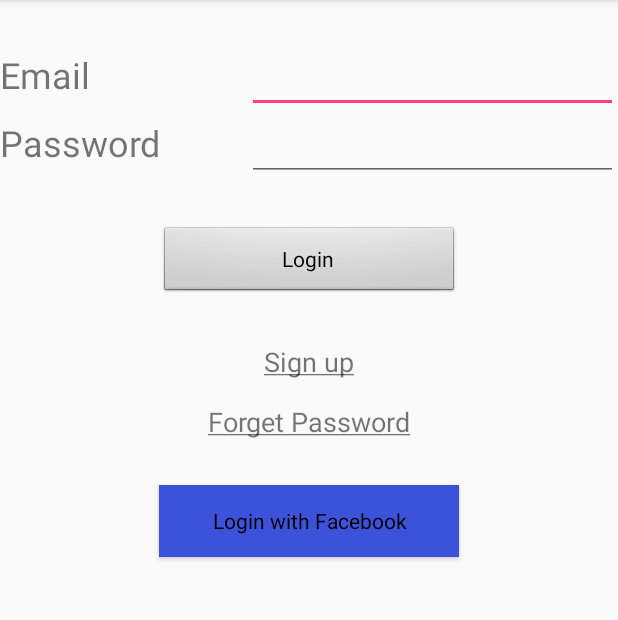
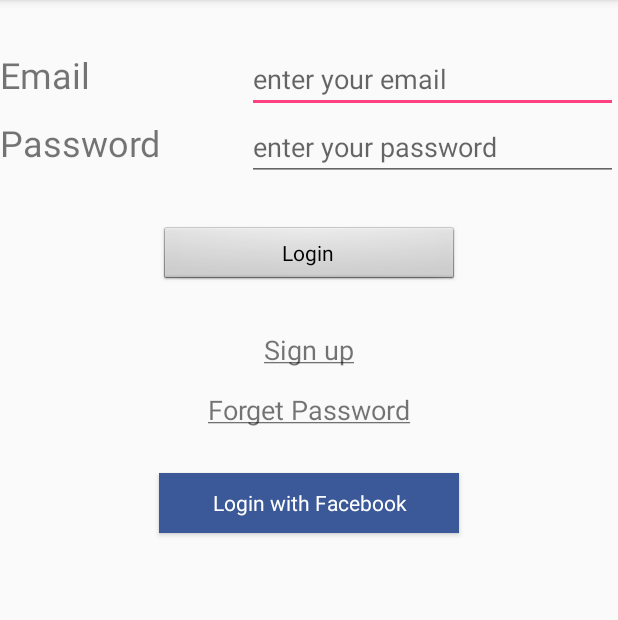
Before and after one commit to demifiendfumi/GooLooV2, an Android app: the screen it shows after launch (MainActivity), on a phone screen of 412 x 824 dp, the part 84-704 px from its top. Run offline under Robolectric (Android 15) with nearby library versions, the phone set to English and light mode, and no system bars.

Commit message:
changed layout of login and completed layout for homepage

```diff
--- a/app/src/main/res/layout/activity_main.xml
+++ b/app/src/main/res/layout/activity_main.xml
@@ -35,6 +35,7 @@
             android:layout_height="wrap_content"
             android:layout_weight="1.5"
             android:ems="10"
+            android:hint="enter your email"
             android:inputType="textPersonName"
             android:textColor="@android:color/darker_gray" />
 
@@ -63,6 +64,7 @@
             android:layout_height="wrap_content"
             android:layout_weight="1.5"
             android:ems="10"
+            android:hint="enter your password"
             android:inputType="textPassword" />
 
     </LinearLayout>
@@ -74,7 +76,7 @@
         android:id="@+id/btnLogin"
         style="@android:style/Widget.Button"
         android:layout_width="200dp"
-        android:layout_height="wrap_content"
+        android:layout_height="40dp"
         android:layout_weight="0"
         android:gravity="center"
         android:text="Login" />
@@ -112,10 +114,11 @@
         android:id="@+id/btnLoginFacebook"
         style="@android:style/Widget.Button"
         android:layout_width="200dp"
-        android:layout_height="wrap_content"
+        android:layout_height="40dp"
         android:layout_weight="0"
-        android:background="#3d52db"
+        android:background="#3B5998"
         android:gravity="center"
-        android:text="Login with Facebook" />
+        android:text="Login with Facebook"
+        android:textColor="@android:color/background_light" />
 
 </LinearLayout>
```
